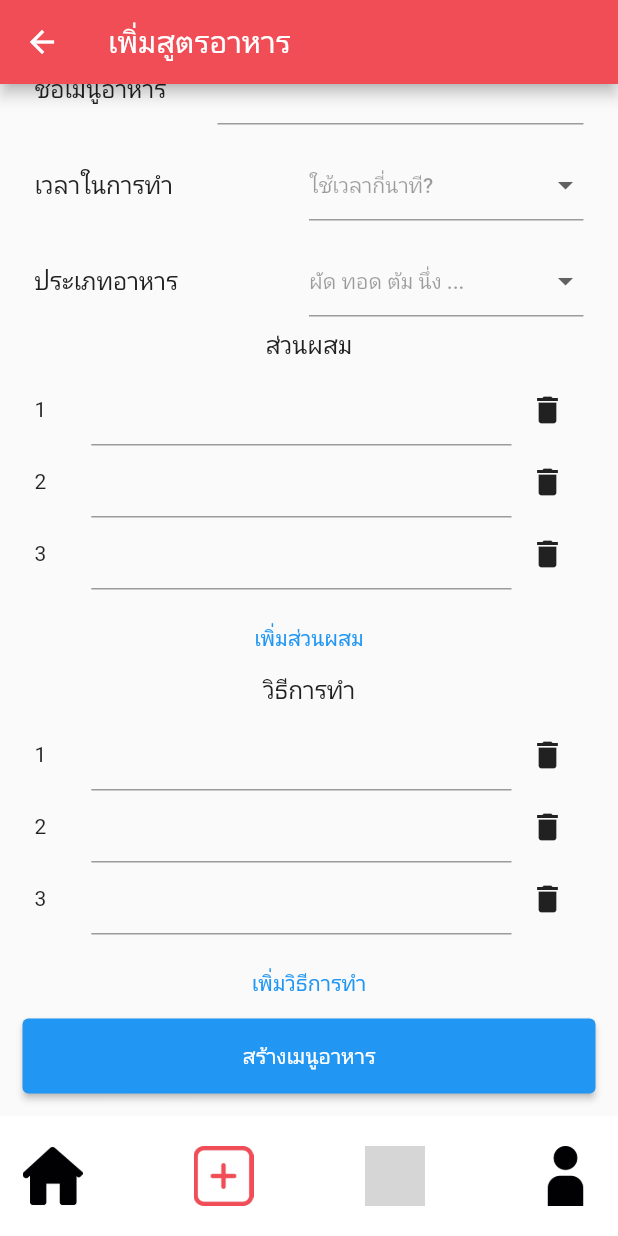
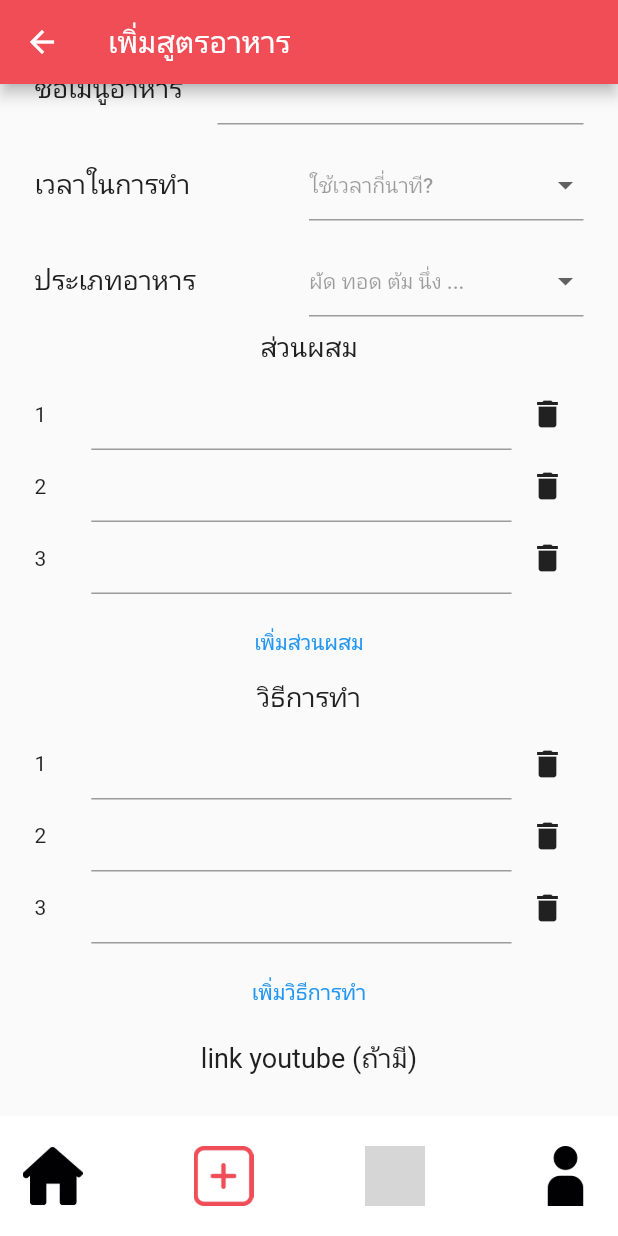
Before and after one commit to OoHuakoO/Ez-Cook, a Flutter app: the Home screen opened directly, item 2 of the bottom bar chosen, scrolled down 310 dp, on a phone screen of 412 x 824 dp. Run offline on Flutter 3.47's test engine with Material 2 defaults, Android fonts, the phone set to English and light mode, and no system bars; our stand-ins replace flutter_secure_storage, image_picker; accounts and stored records are empty; network calls fail; grey boxes are pictures that could not be loaded.

Commit message:
add cook 90%

```diff
--- a/client/lib/pages/add_cook.dart
+++ b/client/lib/pages/add_cook.dart
@@ -20,6 +20,7 @@ class _AddCookState extends State<AddCook> {
   String categoryCook;
   List<String> ingredient = [];
   List<String> howtoCook = [];
+  String linkYoutube;
 
   final List<String> _timeCookOption = ["10", "20", "30", "45", "60"];
   final List<String> _categoryCookOption = [
@@ -41,11 +42,11 @@ class _AddCookState extends State<AddCook> {
   }
 
   final TextStyle inputStyle = TextStyle(
-    fontSize: 18,
+    fontSize: 15,
     color: Colors.blue[900],
   );
   final TextStyle lableStyle = TextStyle(
-    fontSize: 16,
+    fontSize: 18,
     color: Colors.grey[900],
   );
 
@@ -62,6 +63,8 @@ class _AddCookState extends State<AddCook> {
     });
   }
 
+  saveImageToFolder() {}
+
   submitCook() {
     if (!_formKey.currentState.validate()) {
       return;
@@ -74,6 +77,7 @@ class _AddCookState extends State<AddCook> {
     print("name $categoryCook");
     print("name $ingredient");
     print("name $howtoCook");
+    print("url $linkYoutube");
   }
 
   // ignore: missing_return
@@ -124,7 +128,7 @@ class _AddCookState extends State<AddCook> {
           flex: 2,
           child: TextFormField(
             keyboardType: TextInputType.text,
-            style: TextStyle(fontSize: 20),
+            style: inputStyle,
             validator: (String value) {
               if (value.isEmpty) {
                 return 'โปรดกรอกชื่อเมนูอาหาร';
@@ -169,7 +173,7 @@ class _AddCookState extends State<AddCook> {
                   value: value,
                   child: Text(
                     '$value นาที',
-                    style: lableStyle,
+                    style: inputStyle,
                   ));
             }).toList(),
             validator: (String value) {
@@ -215,7 +219,7 @@ class _AddCookState extends State<AddCook> {
                   value: value,
                   child: Text(
                     value,
-                    style: lableStyle,
+                    style: inputStyle,
                   ));
             }).toList(),
             validator: (String value) {
@@ -242,7 +246,7 @@ class _AddCookState extends State<AddCook> {
           child: TextFormField(
             controller: TextEditingController(text: ingredientItem),
             keyboardType: TextInputType.text,
-            style: TextStyle(fontSize: 20),
+            style: inputStyle,
             validator: (String value) {
               if (value.isEmpty) {
                 return 'โปรดกรอกส่วนผสม';
@@ -283,6 +287,9 @@ class _AddCookState extends State<AddCook> {
   }
 
   _onDeleteIngredient(index) {
+    if (ingredient.length <= 3) {
+      return;
+    }
     setState(() {
       ingredient.removeAt(index);
     });
@@ -297,7 +304,7 @@ class _AddCookState extends State<AddCook> {
           child: TextFormField(
             controller: TextEditingController(text: howtoCookItem),
             keyboardType: TextInputType.text,
-            style: TextStyle(fontSize: 20),
+            style: inputStyle,
             validator: (String value) {
               if (value.isEmpty) {
                 return 'โปรดกรอกวิธีทำ';
@@ -334,14 +341,38 @@ class _AddCookState extends State<AddCook> {
 
   _addHowToCook() {
     setState(() {
-      ingredient.add("");
+      howtoCook.add("");
     });
   }
 
   _onDeletehowtoCook(index) {
+    if (howtoCook.length <= 3) {
+      return;
+    }
     setState(() {
       howtoCook.removeAt(index);
     });
+  }
+
+  Widget _linkYoutube() {
+    return Column(
+      children: [
+        Text(
+          "link youtube (ถ้ามี)",
+          style: lableStyle,
+        ),
+        SizedBox(
+          height: 5,
+        ),
+        TextFormField(
+          keyboardType: TextInputType.text,
+          style: inputStyle,
+          onChanged: (String value) {
+            linkYoutube = value;
+          },
+        ),
+      ],
+    );
   }
 
   @override
@@ -389,6 +420,13 @@ class _AddCookState extends State<AddCook> {
             TextButton(
                 onPressed: () => _addHowToCook(),
                 child: Text("เพิ่มวิธีการทำ")),
+            Padding(
+              padding: const EdgeInsets.all(8.0),
+              child: _linkYoutube(),
+            ),
+            SizedBox(
+              height: 30,
+            ),
             SizedBox(
               width: double.infinity,
               height: 50,
```
